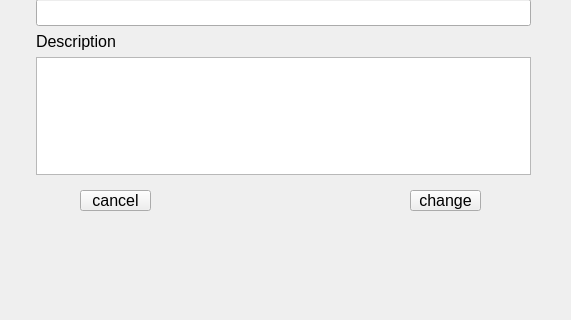
This is RMS_qt/editing_table.ui in dev-pratik02/RMS as Qt 5 draws it before an edit; both pictures show x 110 to 681 and y 280 to 600 of the 800 by 600 pixel window. The edited form follows.
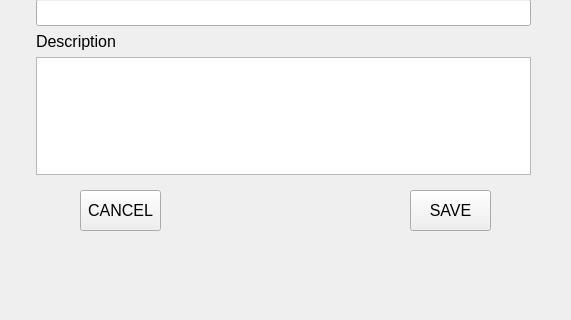
This is the edited form.

What changed in the file:
```diff
--- a/RMS_qt/editing_table.ui
+++ b/RMS_qt/editing_table.ui
@@ -153,12 +153,12 @@
     <rect>
      <x>520</x>
      <y>470</y>
-     <width>71</width>
-     <height>21</height>
+     <width>81</width>
+     <height>41</height>
     </rect>
    </property>
    <property name="text">
-    <string>change</string>
+    <string>SAVE</string>
    </property>
   </widget>
   <widget class="QPushButton" name="btn_cancel">
@@ -166,12 +166,12 @@
     <rect>
      <x>190</x>
      <y>470</y>
-     <width>71</width>
-     <height>21</height>
+     <width>81</width>
+     <height>41</height>
     </rect>
    </property>
    <property name="text">
-    <string>cancel</string>
+    <string>CANCEL</string>
    </property>
   </widget>
  </widget>
```
